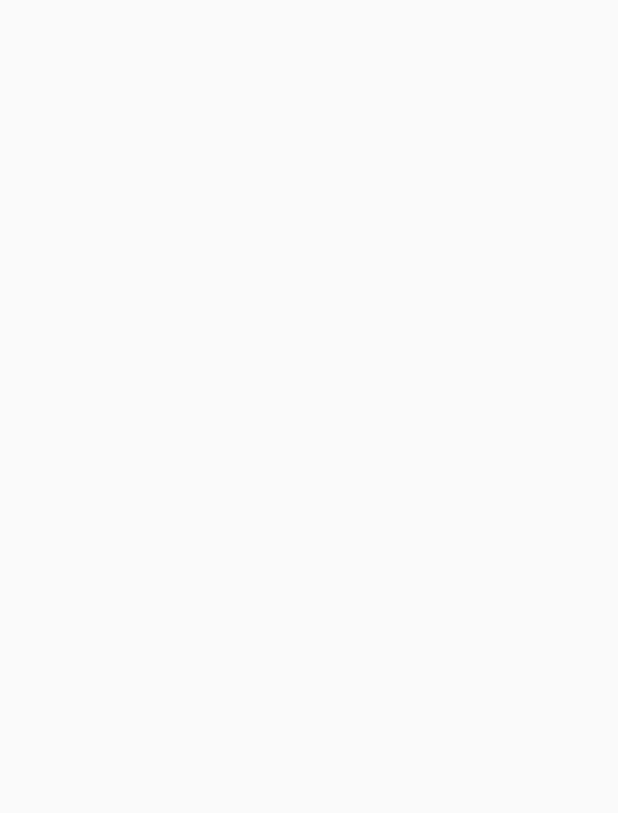
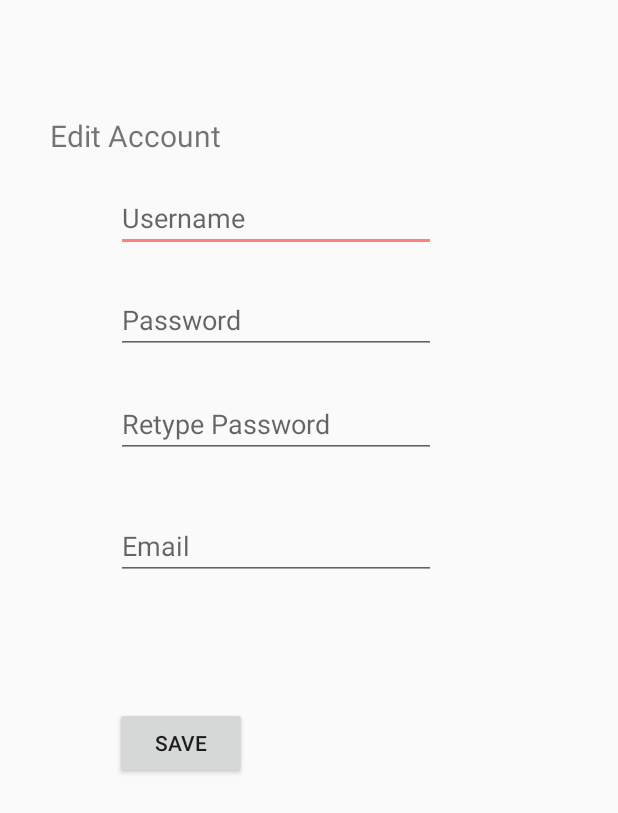
Before and after one commit to manciapham/CECS453-Project, an Android app: the ChangeCredentialActivity screen opened directly, with no data from a screen before it, on a phone screen of 412 x 824 dp. Before the commit the part shown is empty. Shown: the top 813 px of the screen. Run offline under Robolectric (Android 15) with nearby library versions, the phone set to English and light mode, and no system bars.

Commit message:
Update activity_change_credential.xml

```diff
--- a/CECS453FinalProject/app/src/main/res/layout/activity_change_credential.xml
+++ b/CECS453FinalProject/app/src/main/res/layout/activity_change_credential.xml
@@ -6,4 +6,102 @@
     android:layout_height="match_parent"
     tools:context=".ChangeCredentialActivity">
 
+    <Button
+        android:id="@+id/btn_change_save"
+        android:layout_width="wrap_content"
+        android:layout_height="wrap_content"
+        android:layout_marginStart="8dp"
+        android:layout_marginTop="8dp"
+        android:layout_marginEnd="8dp"
+        android:layout_marginBottom="8dp"
+        android:text="Save"
+        app:layout_constraintBottom_toBottomOf="parent"
+        app:layout_constraintEnd_toEndOf="parent"
+        app:layout_constraintHorizontal_bias="0.224"
+        app:layout_constraintStart_toStartOf="parent"
+        app:layout_constraintTop_toBottomOf="@+id/et_change_email"
+        app:layout_constraintVertical_bias="0.206" />
+
+    <EditText
+        android:id="@+id/et_change_user"
+        android:layout_width="wrap_content"
+        android:layout_height="wrap_content"
+        android:layout_marginStart="8dp"
+        android:layout_marginTop="8dp"
+        android:layout_marginEnd="8dp"
+        android:layout_marginBottom="8dp"
+        android:ems="10"
+        android:hint="@string/username"
+        android:inputType="textPersonName"
+        app:layout_constraintBottom_toBottomOf="parent"
+        app:layout_constraintEnd_toEndOf="parent"
+        app:layout_constraintHorizontal_bias="0.379"
+        app:layout_constraintStart_toStartOf="parent"
+        app:layout_constraintTop_toTopOf="parent"
+        app:layout_constraintVertical_bias="0.15" />
+
+    <EditText
+        android:id="@+id/et_change_pass"
+        android:layout_width="wrap_content"
+        android:layout_height="wrap_content"
+        android:layout_marginStart="8dp"
+        android:layout_marginTop="20dp"
+        android:layout_marginEnd="8dp"
+        android:layout_marginBottom="8dp"
+        android:ems="10"
+        android:hint="@string/password"
+        android:inputType="textPassword"
+        app:layout_constraintBottom_toBottomOf="parent"
+        app:layout_constraintEnd_toEndOf="parent"
+        app:layout_constraintHorizontal_bias="0.379"
+        app:layout_constraintStart_toStartOf="parent"
+        app:layout_constraintTop_toBottomOf="@+id/et_change_user"
+        app:layout_constraintVertical_bias="0.005" />
+
+    <EditText
+        android:id="@+id/et_change_repass"
+        android:layout_width="wrap_content"
+        android:layout_height="wrap_content"
+        android:layout_marginStart="8dp"
+        android:layout_marginTop="24dp"
+        android:layout_marginEnd="8dp"
+        android:ems="10"
+        android:hint="Retype Password"
+        android:inputType="textPassword"
+        app:layout_constraintEnd_toEndOf="parent"
+        app:layout_constraintHorizontal_bias="0.379"
+        app:layout_constraintStart_toStartOf="parent"
+        app:layout_constraintTop_toBottomOf="@+id/et_change_pass" />
+
+    <EditText
+        android:id="@+id/et_change_email"
+        android:layout_width="wrap_content"
+        android:layout_height="wrap_content"
+        android:layout_marginStart="8dp"
+        android:layout_marginTop="36dp"
+        android:layout_marginEnd="8dp"
+        android:ems="10"
+        android:hint="Email"
+        android:inputType="textEmailAddress"
+        app:layout_constraintEnd_toEndOf="parent"
+        app:layout_constraintHorizontal_bias="0.379"
+        app:layout_constraintStart_toStartOf="parent"
+        app:layout_constraintTop_toBottomOf="@+id/et_change_repass" />
+
+    <TextView
+        android:id="@+id/textView"
+        android:layout_width="wrap_content"
+        android:layout_height="wrap_content"
+        android:layout_marginStart="8dp"
+        android:layout_marginTop="8dp"
+        android:layout_marginEnd="8dp"
+        android:layout_marginBottom="8dp"
+        android:text="Edit Account"
+        android:textSize="20sp"
+        app:layout_constraintBottom_toTopOf="@+id/et_change_user"
+        app:layout_constraintEnd_toEndOf="parent"
+        app:layout_constraintHorizontal_bias="0.089"
+        app:layout_constraintStart_toStartOf="parent"
+        app:layout_constraintTop_toTopOf="parent"
+        app:layout_constraintVertical_bias="0.863" />
 </android.support.constraint.ConstraintLayout>
```
